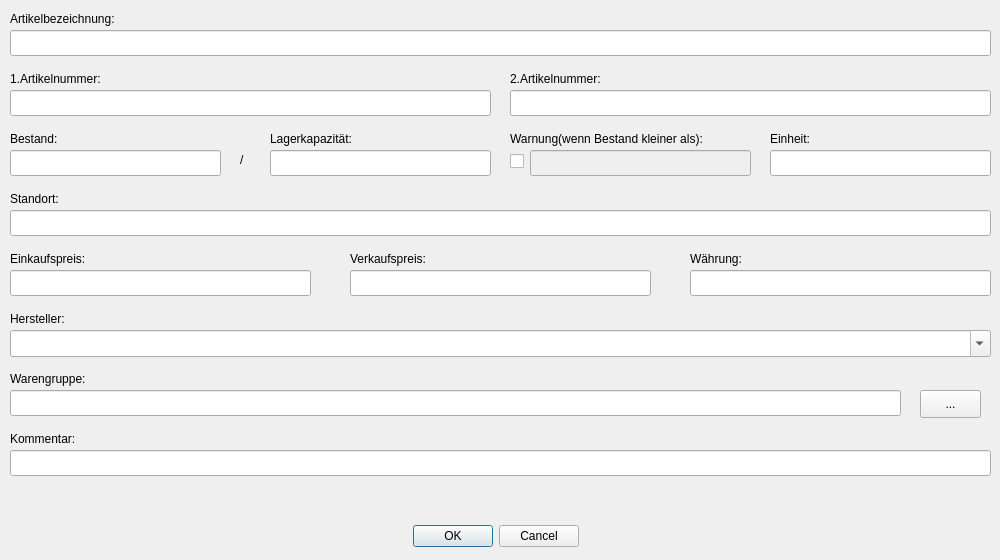
Before: the Qt Designer form cinputdialogarticle.ui in RobRoy1304/LaVa-2, drawn with Qt 5.
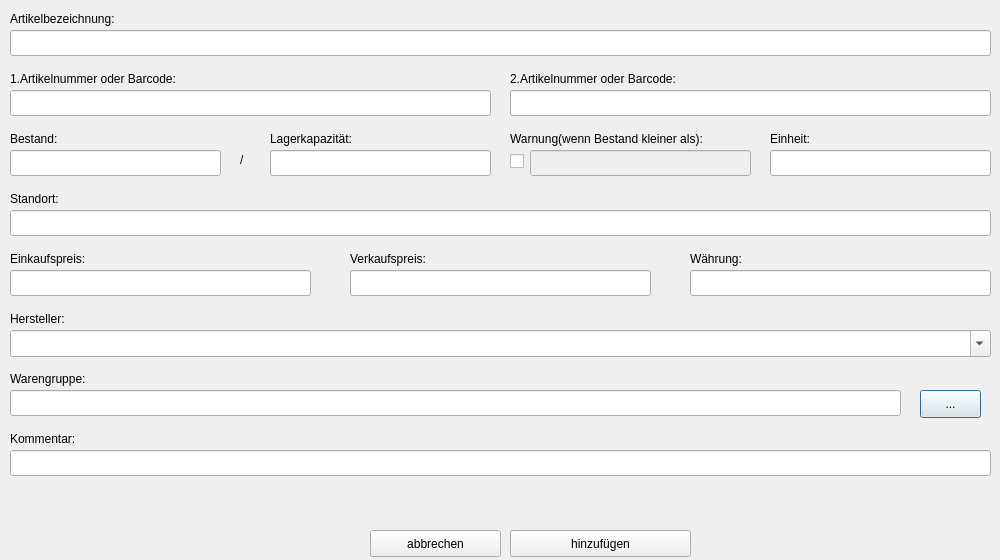
After: the same form once the commit is applied. Icons and pictures are not drawn.

```diff
--- a/cinputdialogarticle.ui
+++ b/cinputdialogarticle.ui
@@ -23,25 +23,6 @@
    <iconset>
     <normaloff>res/icon.ico</normaloff>res/icon.ico</iconset>
   </property>
-  <widget class="QDialogButtonBox" name="buttonBox">
-   <property name="geometry">
-    <rect>
-     <x>0</x>
-     <y>520</y>
-     <width>991</width>
-     <height>32</height>
-    </rect>
-   </property>
-   <property name="orientation">
-    <enum>Qt::Horizontal</enum>
-   </property>
-   <property name="standardButtons">
-    <set>QDialogButtonBox::Cancel|QDialogButtonBox::Ok</set>
-   </property>
-   <property name="centerButtons">
-    <bool>true</bool>
-   </property>
-  </widget>
   <widget class="QLineEdit" name="lineEditMaxInventory">
    <property name="geometry">
     <rect>
@@ -99,12 +80,12 @@
     <rect>
      <x>10</x>
      <y>70</y>
-     <width>141</width>
+     <width>231</width>
      <height>18</height>
     </rect>
    </property>
    <property name="text">
-    <string>1.Artikelnummer:</string>
+    <string>1.Artikelnummer oder Barcode:</string>
    </property>
   </widget>
   <widget class="QLineEdit" name="lineEditLocation">
@@ -302,12 +283,12 @@
     <rect>
      <x>510</x>
      <y>70</y>
-     <width>151</width>
+     <width>231</width>
      <height>18</height>
     </rect>
    </property>
    <property name="text">
-    <string>2.Artikelnummer:</string>
+    <string>2.Artikelnummer oder Barcode:</string>
    </property>
   </widget>
   <widget class="QLabel" name="label_3">
@@ -540,6 +521,32 @@
     <set>Qt::AlignRight|Qt::AlignTrailing|Qt::AlignVCenter</set>
    </property>
   </widget>
+  <widget class="QPushButton" name="pushButtonCancel">
+   <property name="geometry">
+    <rect>
+     <x>370</x>
+     <y>530</y>
+     <width>131</width>
+     <height>27</height>
+    </rect>
+   </property>
+   <property name="text">
+    <string>abbrechen</string>
+   </property>
+  </widget>
+  <widget class="QPushButton" name="pushButtonOk">
+   <property name="geometry">
+    <rect>
+     <x>510</x>
+     <y>530</y>
+     <width>181</width>
+     <height>27</height>
+    </rect>
+   </property>
+   <property name="text">
+    <string>hinzufügen</string>
+   </property>
+  </widget>
  </widget>
  <tabstops>
   <tabstop>lineEditName</tabstop>
```
Left out of the diff: 38 changed lines with no effect on the pictures.
